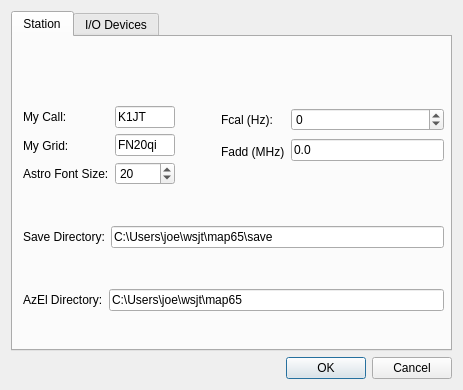
kholia/wsjtx, file q65w/devsetup.ui: the form before one commit.
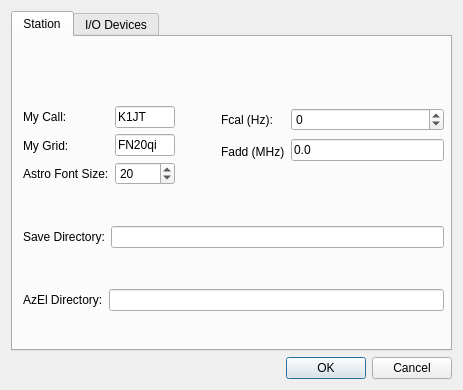
The form after the commit.

The edit to the form file:
```diff
--- a/q65w/devsetup.ui
+++ b/q65w/devsetup.ui
@@ -234,7 +234,7 @@
           <item>
            <widget class="QLineEdit" name="saveDirEntry">
             <property name="text">
-             <string>C:\Users\joe\wsjt\map65\save</string>
+             <string/>
             </property>
            </widget>
           </item>
@@ -258,7 +258,7 @@
           <item>
            <widget class="QLineEdit" name="azelDirEntry">
             <property name="text">
-             <string>C:\Users\joe\wsjt\map65</string>
+             <string/>
             </property>
            </widget>
           </item>
```
